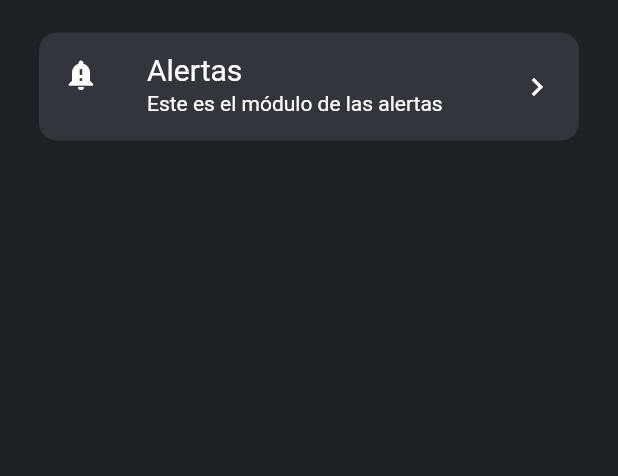
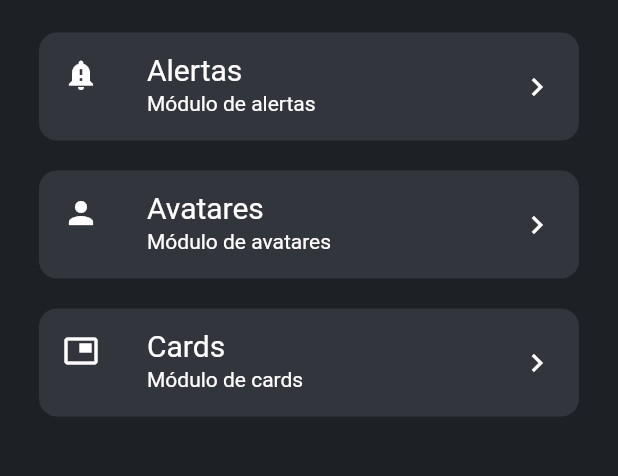
Before and after one commit to gian-pc/flutter_components, a Flutter app: the screen it shows after launch, on a phone screen of 412 x 824 dp, the part 422-898 px from its top. Run offline on Flutter 3.47's test engine with Material 2 defaults, Android fonts, the phone set to English and light mode, and no system bars; network calls fail.

Commit message:
terminado Alertas

```diff
--- a/lib/pages/home_page.dart
+++ b/lib/pages/home_page.dart
@@ -1,4 +1,5 @@
 import 'package:flutter/material.dart';
+import 'package:flutter_codigo3_components/pages/alert_page.dart';
 
 class HomePage extends StatelessWidget {
   @override
@@ -27,7 +28,24 @@ class HomePage extends StatelessWidget {
                     ),
                   ),
                 ),
-                ItemListWidget(),
+                ItemListWidget(
+                  title: "Alertas",
+                  subtitle: "Módulo de alertas",
+                  icon: Icons.notification_important,
+                  toWidget: AlertPage(),
+                ),
+                ItemListWidget(
+                  title: "Avatares",
+                  subtitle: "Módulo de avatares",
+                  icon: Icons.person,
+                  toWidget: AlertPage(),
+                ),
+                ItemListWidget(
+                  title: "Cards",
+                  subtitle: "Módulo de cards",
+                  icon: Icons.picture_in_picture,
+                  toWidget: AlertPage(),
+                )
               ],
             ),
           ),
@@ -38,26 +56,40 @@ class HomePage extends StatelessWidget {
 }
 
 class ItemListWidget extends StatelessWidget {
+  String title;
+  String subtitle;
+  IconData icon;
+  Widget toWidget;
 
-
+  ItemListWidget({
+    required this.title,
+    required this.subtitle,
+    required this.icon,
+    required this.toWidget,
+  });
   @override
   Widget build(BuildContext context) {
     return Container(
       margin: EdgeInsets.all(10),
       decoration: BoxDecoration(
-          color: Color(0xff33353d),
-          borderRadius: BorderRadius.circular(12.0)),
+        color: Color(0xff33353d),
+        borderRadius: BorderRadius.circular(12.0),
+      ),
       child: ListTile(
+        onTap: () {
+          Navigator.push(
+              context, MaterialPageRoute(builder: (context) => this.toWidget));
+        },
         title: Text(
-          "Alertas",
-          style: TextStyle(color: Colors.white,fontSize: 20),
+          this.title,
+          style: TextStyle(color: Colors.white, fontSize: 20),
         ),
         leading: Icon(
-          Icons.notification_important,
+          this.icon,
           color: Colors.white,
         ),
         subtitle: Text(
-          "Este es el módulo de las alertas",
+          this.subtitle,
           style: TextStyle(color: Colors.white),
         ),
         trailing: Icon(
```
